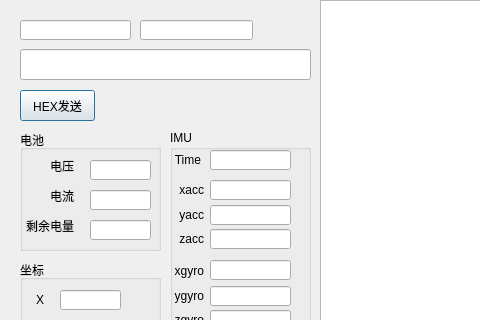
Old version of the form UAVManage/devicedebug.ui in the repository gessd/UAVManage; both pictures show x 0 to 480 and y 0 to 320 of the 798 by 605 pixel window.
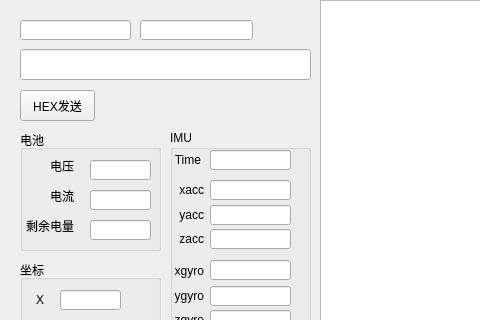
New version of the form.

Commit message: 调整按钮样式

Diff of the .ui file:
```diff
--- a/UAVManage/devicedebug.ui
+++ b/UAVManage/devicedebug.ui
@@ -46,7 +46,7 @@
     </rect>
    </property>
   </widget>
-  <widget class="QPushButton" name="btnSendHex">
+  <widget class="QToolButton" name="btnSendHex">
    <property name="geometry">
     <rect>
      <x>20</x>
@@ -59,7 +59,7 @@
     <string>HEX发送</string>
    </property>
   </widget>
-  <widget class="QPushButton" name="btnMessageClear">
+  <widget class="QToolButton" name="btnMessageClear">
    <property name="geometry">
     <rect>
      <x>700</x>
```
The commit also changes 4 other files.
